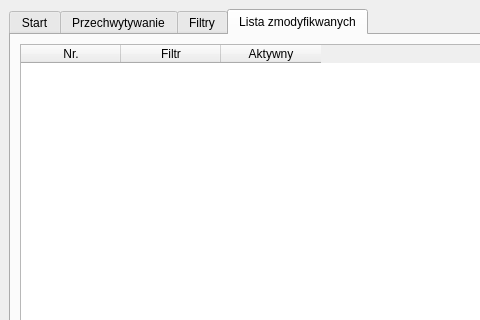
Qt form evilpostman/gui/mainwindow.ui (jaroslaw-wieczorek/Modifing_Packets_On-The-Fly_In_SCAPY) before a commit; both pictures show x 0 to 480 and y 0 to 320 of the 690 by 489 pixel window.
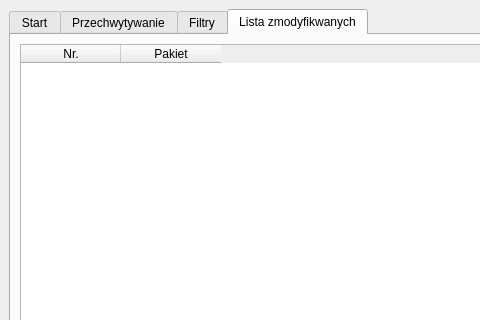
The same form after that commit. The open tabs and pages were chosen to show the change.

```diff
--- a/evilpostman/gui/mainwindow.ui
+++ b/evilpostman/gui/mainwindow.ui
@@ -233,12 +233,7 @@
           </column>
           <column>
            <property name="text">
-            <string>Filtr</string>
-           </property>
-          </column>
-          <column>
-           <property name="text">
-            <string>Aktywny</string>
+            <string>Pakiet</string>
            </property>
           </column>
          </widget>
```
Left out of the diff: 6 changed lines with no effect on the pictures.
